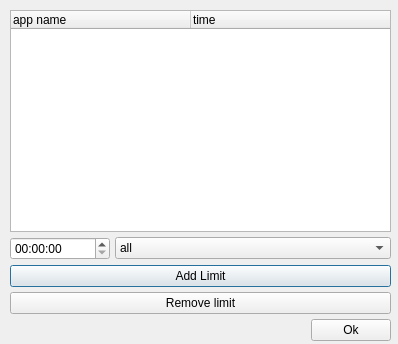
Above: limits.ui from alexanderskorokhodov/AppTime before the change. Below: the same form after it.
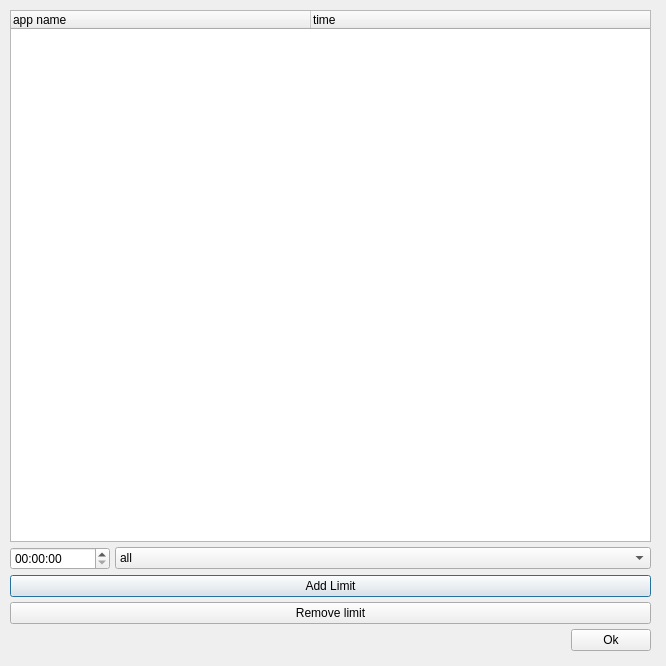
That is the form after the change.

```diff
--- a/limits.ui
+++ b/limits.ui
@@ -6,10 +6,22 @@
    <rect>
     <x>0</x>
     <y>0</y>
-    <width>398</width>
-    <height>344</height>
+    <width>666</width>
+    <height>666</height>
    </rect>
   </property>
+  <property name="minimumSize">
+   <size>
+    <width>666</width>
+    <height>666</height>
+   </size>
+  </property>
+  <property name="maximumSize">
+   <size>
+    <width>666</width>
+    <height>666</height>
+   </size>
+  </property>
   <property name="windowTitle">
    <string>Limits</string>
   </property>
@@ -18,24 +30,21 @@
     <rect>
      <x>10</x>
      <y>10</y>
-     <width>381</width>
-     <height>331</height>
+     <width>641</width>
+     <height>641</height>
     </rect>
    </property>
    <layout class="QVBoxLayout" name="LimitsLayout">
     <property name="spacing">
      <number>5</number>
     </property>
-    <property name="sizeConstraint">
-     <enum>QLayout::SetDefaultConstraint</enum>
-    </property>
     <item>
      <widget class="QTreeWidget" name="limitsView">
       <attribute name="headerDefaultSectionSize">
-       <number>180</number>
+       <number>300</number>
       </attribute>
       <attribute name="headerMinimumSectionSize">
-       <number>180</number>
+       <number>300</number>
       </attribute>
       <column>
        <property name="text">
```
